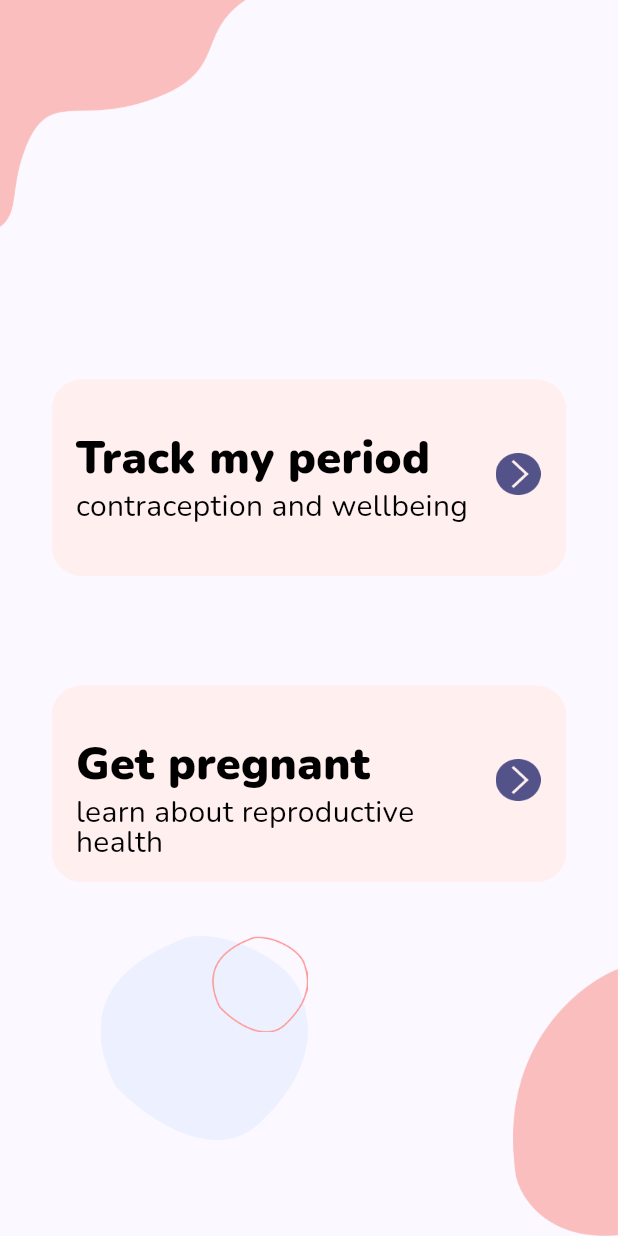
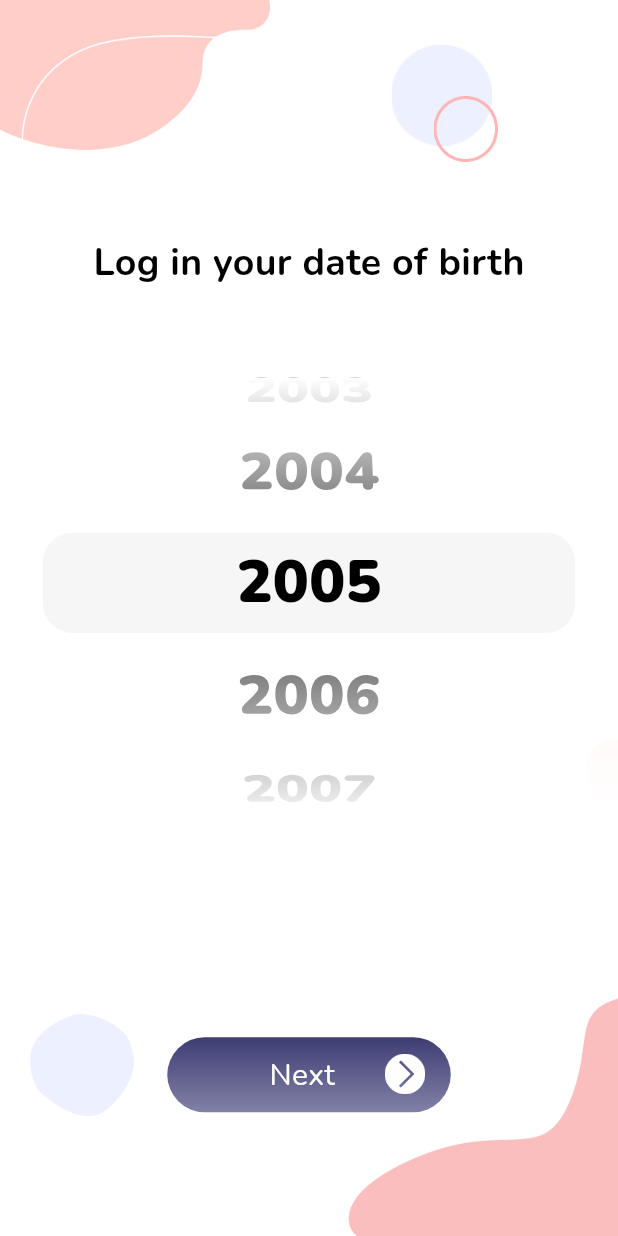
Before and after one commit to alex-marochko/Flc-test-task, a Flutter app: the screen it shows after launch, on a phone screen of 412 x 824 dp. Run offline on Flutter 3.47's test engine with Material 2 defaults, Android fonts, the phone set to English and light mode, and no system bars; our stand-ins replace google_fonts.

Commit message:
Second screen's UI is ready (birth_date_page).

```diff
--- a/lib/main.dart
+++ b/lib/main.dart
@@ -1,4 +1,4 @@
-import 'package:flc_test_task/ui/choice_page.dart';
+import 'package:flc_test_task/ui/birth_date_page.dart';
 import 'package:flutter/foundation.dart';
 import 'package:flutter/material.dart';
 import 'package:flutter/services.dart';
@@ -14,15 +14,13 @@ class MyApp extends StatelessWidget {
 
   @override
   Widget build(BuildContext context) {
-    // final textTheme = Theme.of(context).textTheme;
-    var baseTheme = ThemeData();
     return MaterialApp(
       title: 'Flora',
       theme: ThemeData(
-        colorScheme: ColorScheme.fromSeed(seedColor: const Color(0xFF53538A)),
+        colorScheme: ColorScheme.fromSeed(seedColor: Colors.white),
         useMaterial3: true,
       ),
-      home: const ChoicePage(),
+      home: BirthDatePage(), //const ChoicePage(),
     );
   }
 }
--- /dev/null
+++ b/lib/ui/birth_date_page.dart
@@ -0,0 +1,229 @@
+import 'dart:developer';
+
+import 'package:flutter/material.dart';
+import 'package:google_fonts/google_fonts.dart';
+
+class BirthDatePage extends StatefulWidget {
+  const BirthDatePage({super.key});
+
+  @override
+  State<BirthDatePage> createState() => _BirthDatePageState();
+}
+
+class _BirthDatePageState extends State<BirthDatePage> {
+  int _selectedYear = 2005;
+  final List<int> _years = List.generate(100, (index) => 1915 + index);
+  final List<Widget> _yearsLabels = List.generate(
+      100,
+      (index) => Text(
+            (1915 + index).toString(),
+            style: GoogleFonts.nunito(
+              textStyle: const TextStyle(
+                color: Colors.black,
+                fontSize: 40,
+                fontWeight: FontWeight.w900,
+                height: 1,
+              ),
+            ),
+          ));
+
+  // just graphic elements
+  final List<Widget> _decorations = [
+    Image.asset('assets/curve_2_1.png', width: 180),
+    Container(
+      margin: const EdgeInsets.fromLTRB(14, 8, 0, 0),
+      child: Image.asset('assets/curve_2_1b.png', width: 191),
+    ),
+    Container(
+      margin: const EdgeInsets.fromLTRB(0, 30, 84, 0),
+      child: Align(
+        alignment: Alignment.topRight,
+        child: Image.asset('assets/curve_2_2a.png', width: 67),
+      ),
+    ),
+    Container(
+      margin: const EdgeInsets.fromLTRB(0, 30, 84, 0),
+      child: Align(
+        alignment: Alignment.topRight,
+        child: Image.asset('assets/curve_2_2a.png'),
+      ),
+    ),
+    Container(
+      margin: const EdgeInsets.fromLTRB(0, 64, 80, 0),
+      child: Align(
+        alignment: Alignment.topRight,
+        child: Image.asset('assets/curve_2_2b.png', width: 43),
+      ),
+    ),
+    Container(
+      margin: const EdgeInsets.fromLTRB(0, 0, 0, 290),
+      child: Align(
+        alignment: Alignment.bottomRight,
+        child: Image.asset('assets/curve_2_3.png', width: 21),
+      ),
+    ),
+    Align(
+      alignment: Alignment.bottomRight,
+      child: Image.asset('assets/curve_2_4.png', width: 180),
+    ),
+    Container(
+      margin: const EdgeInsets.fromLTRB(20, 0, 0, 80),
+      child: Align(
+        alignment: Alignment.bottomLeft,
+        child: Image.asset('assets/curve_2_5.png', width: 69),
+      ),
+    ),
+  ];
+  final _scrollController = FixedExtentScrollController(initialItem: 90);
+
+  @override
+  Widget build(BuildContext context) {
+    return Scaffold(
+      backgroundColor: Colors.white,
+      body: SafeArea(
+        child: Stack(
+          children: [
+            ..._decorations,
+            Center(
+              child: Column(
+                mainAxisSize: MainAxisSize.min,
+                children: [
+                  const SizedBox(height: 80),
+                  Text(
+                    'Log in your date of birth',
+                    style: GoogleFonts.nunito(
+                      textStyle: const TextStyle(
+                        color: Colors.black,
+                        fontSize: 25,
+                        fontWeight: FontWeight.w700,
+                        height: 1,
+                      ),
+                    ),
+                  ),
+                  const SizedBox(height: 64),
+                  Container(
+                    height: 300,
+                    child: Stack(
+                      children: [
+                        Center(
+                          child: Container(
+                            height: 67,
+                            width: 355,
+                            margin: const EdgeInsets.only(bottom: 26),
+                            decoration: const BoxDecoration(
+                              borderRadius:
+                                  BorderRadius.all(Radius.circular(20)),
+                              color: Color(0xFFF6F6F6),
+                            ),
+                          ),
+                        ),
+                        ListWheelScrollView(
+                          itemExtent: 67,
+                          controller: _scrollController,
+                          physics: const FixedExtentScrollPhysics(),
+                          squeeze: 0.9,
+                          onSelectedItemChanged: (item) {
+                            _selectedYear = _years[item];
+                          },
+                          children: _yearsLabels,
+                        ),
+                        IgnorePointer(
+                          child: Container(
+                            height: 104,
+                            decoration: const BoxDecoration(
+                                gradient: LinearGradient(
+                              begin: Alignment.bottomCenter,
+                              end: Alignment.topCenter,
+                              colors: [Color(0x60FFFFFF), Color(0xFFFFFFFF)],
+                            )),
+                          ),
+                        ),
+                        Align(
+                          alignment: Alignment.bottomCenter,
+                          child: IgnorePointer(
+                            child: Container(
+                              height: 129,
+                              decoration: const BoxDecoration(
+                                  gradient: LinearGradient(
+                                begin: Alignment.topCenter,
+                                end: Alignment.bottomCenter,
+                                colors: [Color(0x60FFFFFF), Color(0xFFFFFFFF)],
+                              )),
+                            ),
+                          ),
+                        ),
+                      ],
+                    ),
+                  ),
+                  const SizedBox(height: 140),
+                  SizedBox(
+                    width: 189,
+                    height: 50,
+                    child: GestureDetector(
+                      onTap: () {
+                        log('selected year: $_selectedYear');
+                      },
+                      child: Stack(
+                        children: [
+                          Positioned(
+                            left: 0,
+                            top: 0,
+                            child: Container(
+                              width: 189,
+                              height: 50,
+                              decoration: BoxDecoration(
+                                  borderRadius: BorderRadius.circular(30),
+                                  gradient: const LinearGradient(
+                                      begin: Alignment.topCenter,
+                                      end: Alignment.bottomCenter,
+                                      colors: [
+                                        Color(0xFF3E3D74),
+                                        Color(0xFF8282A7)
+                                      ])),
+                            ),
+                          ),
+                          Positioned(
+                            left: 68,
+                            top: 11,
+                            child: SizedBox(
+                              width: 55,
+                              height: 37,
+                              child: Text(
+                                'Next',
+                                style: GoogleFonts.nunito(
+                                  textStyle: const TextStyle(
+                                    color: Colors.white,
+                                    fontSize: 20,
+                                    fontWeight: FontWeight.w400,
+                                  ),
+                                ),
+                              ),
+                            ),
+                          ),
+                          Positioned(
+                            left: 145,
+                            top: 11,
+                            child: Container(
+                              width: 27,
+                              height: 27,
+                              clipBehavior: Clip.antiAlias,
+                              decoration: BoxDecoration(),
+                              child: Stack(children: [
+                                Image.asset('assets/arrow_right_light.png',
+                                    width: 27)
+                              ]),
+                            ),
+                          ),
+                        ],
+                      ),
+                    ),
+                  )
+                ],
+              ),
+            ),
+          ],
+        ),
+      ),
+    );
+  }
+}
--- a/lib/ui/choice_page.dart
+++ b/lib/ui/choice_page.dart
@@ -5,12 +5,6 @@ import 'package:google_fonts/google_fonts.dart';
 
 class ChoicePage extends StatelessWidget {
   const ChoicePage({super.key});
-
-  final curveAsset1 = 'assets/curve_1_1.svg';
-  final curveAsset2 = 'assets/curve_1_2.svg';
-  final curveAsset3a = 'assets/curve_1_3a.svg';
-  final curveAsset3b = 'assets/curve_1_3b.svg';
-  final buttonAsset = 'assets/right_button_1.svg';
 
   @override
   Widget build(BuildContext context) {
@@ -129,7 +123,7 @@ class OptionCard extends StatelessWidget {
           Container(
             margin: const EdgeInsets.fromLTRB(0, 18, 0, 54), // 17, 49, 0, 54),
             child: Image.asset(
-              'assets/arrow_right_1.png',
+              'assets/arrow_right_dark.png',
               width: 30,
             ),
           )
```
Also changed, not shown: assets/arrow_right_dark.png (renamed from assets/arrow_right_1.png), assets/arrow_right_light.png (added), assets/curve_2_1.png (added), assets/curve_2_1b.png (added), assets/curve_2_2a.png (added), assets/curve_2_2b.png (added), assets/curve_2_3.png (added), assets/curve_2_4.png (added), assets/curve_2_5.png (added).
